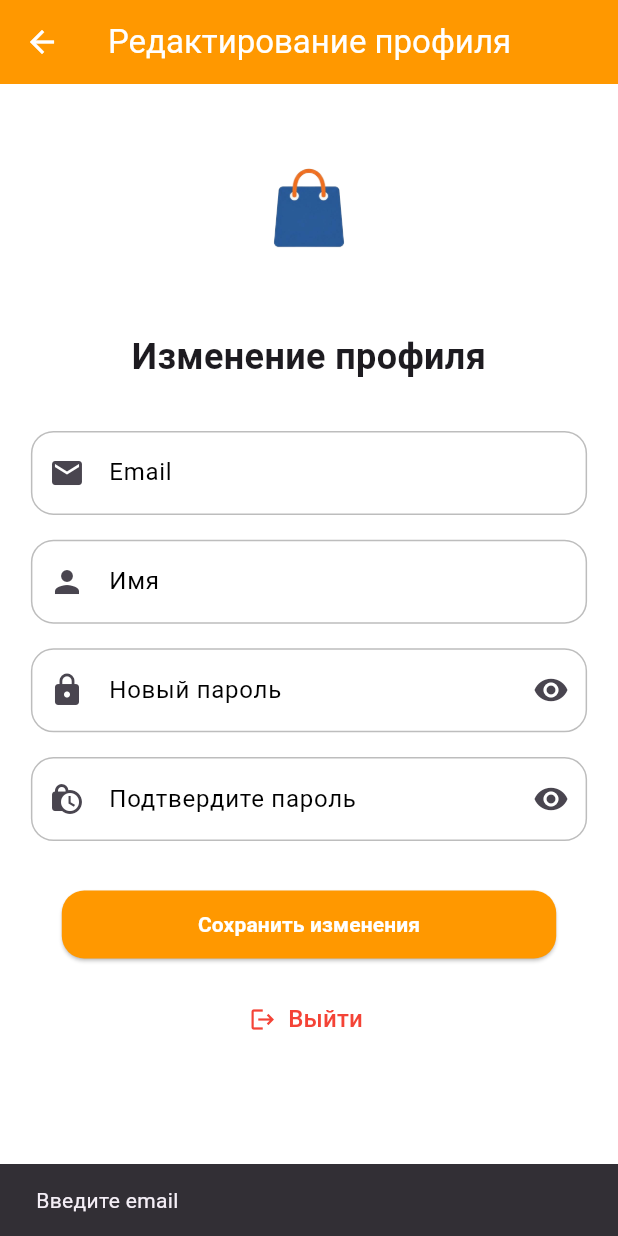
After one commit to CatShredia/ktits-repository, a Flutter app: the ProfileEdit screen opened by its route, after a tap on "Сохранить изменения", on a phone screen of 412 x 824 dp. The commit adds this screen. Run offline on Flutter 3.47's test engine with Material 3 defaults, Android fonts, the phone set to English and light mode, and no system bars; our stand-ins replace image_picker, salomon_bottom_bar, supabase_flutter; accounts and stored records are empty.

Commit message:
flutter test_application patch 7 profile_page integration

```diff
--- a/flutter_application_1/lib/database/models/user.dart
+++ b/flutter_application_1/lib/database/models/user.dart
@@ -20,7 +20,7 @@ class User {
       id: json['id'] as String,
       email: json['email'] as String,
       password: json['password'] as String?,
-      name: json['name'] as String?,
+      name: json['full_name'] as String?,
       avatarUrl: json['avatar'] as String?,
       createdAt: json['created_at'] != null
           ? DateTime.parse(json['created_at'] as String)
@@ -33,7 +33,7 @@ class User {
       'id': id,
       'email': email,
       'password': password,
-      'name': name,
+      'full_name': name,
       'avatar': avatarUrl,
       if (createdAt != null) 'created_at': createdAt!.toIso8601String(),
     };
--- a/flutter_application_1/lib/database/services/userservice.dart
+++ b/flutter_application_1/lib/database/services/userservice.dart
@@ -104,4 +104,35 @@ class UserService {
   Future<void> updateUserAvatar(String userId, String avatarUrl) async {
     await _client.from('users').update({'avatar': avatarUrl}).eq('id', userId);
   }
+
+  // Обновление профиля пользователя
+  Future<app_models.User?> updateUserProfile({
+    required String userId,
+    String? email,
+    String? password,
+    String? name,
+  }) async {
+    final Map<String, dynamic> updateData = {};
+    if (email != null) updateData['email'] = email;
+    if (password != null) updateData['password'] = password;
+    if (name != null) updateData['full_name'] = name;
+
+    if (updateData.isEmpty) return null;
+
+    final response = await _client
+        .from('users')
+        .update(updateData)
+        .eq('id', userId)
+        .select()
+        .single();
+
+    return app_models.User.fromJson(response);
+  }
+
+  // Обновление email в Supabase Auth
+  Future<void> updateUserEmail(String newEmail) async {
+    await _client.auth.updateUser(
+      supabase_flutter.UserAttributes(email: newEmail),
+    );
+  }
 }
--- a/flutter_application_1/lib/main.dart
+++ b/flutter_application_1/lib/main.dart
@@ -1,5 +1,6 @@
 // lib/main.dart
 import 'package:flutter/material.dart';
+import 'package:flutter_application_1/profile_edit.dart';
 import 'auth_page.dart';
 import 'register_page.dart';
 import 'forgot_password.dart';
@@ -42,6 +43,7 @@ class MyApp extends StatelessWidget {
         '/register': (context) => RegisterPage(),
         '/forgot-password': (context) => RecoveryPage(),
         '/home': (context) => const HomePage(),
+        '/profile-edit': (context) => const ProfileEdit(),
       },
     );
   }
--- a/flutter_application_1/lib/pages/profile_tab.dart
+++ b/flutter_application_1/lib/pages/profile_tab.dart
@@ -190,7 +190,7 @@ class _ProfileTabState extends State<ProfileTab> {
             SizedBox(height: MediaQuery.of(context).size.height * 0.01),
             InkWell(
               onTap: () {
-                // Редактирование профиля
+                Navigator.pushNamed(context, '/profile-edit');
               },
               child: const Text(
                 'Редактирование',
--- /dev/null
+++ b/flutter_application_1/lib/profile_edit.dart
@@ -0,0 +1,339 @@
+// lib/profile_edit.dart
+import 'package:flutter/material.dart';
+import 'database/services/userservice.dart';
+import 'database/models/user.dart';
+
+class ProfileEdit extends StatefulWidget {
+  const ProfileEdit({super.key});
+
+  @override
+  State<ProfileEdit> createState() => _ProfileEditState();
+}
+
+class _ProfileEditState extends State<ProfileEdit> {
+  final TextEditingController _emailController = TextEditingController();
+  final TextEditingController _passwordController = TextEditingController();
+  final TextEditingController _confirmController = TextEditingController();
+  final TextEditingController _full_nameController = TextEditingController();
+  final UserService _userService = UserService();
+
+  bool _isLoading = false;
+  bool _isDataLoading = true;
+  User? _currentUserProfile;
+  bool _showPasswordVisibility = false;
+  bool _showConfirmVisibility = false;
+
+  @override
+  void initState() {
+    super.initState();
+    _loadUserProfile();
+  }
+
+  Future<void> _loadUserProfile() async {
+    final authUser = _userService.getCurrentUser();
+    if (authUser == null) {
+      if (mounted) {
+        Navigator.pushNamedAndRemoveUntil(context, '/', (route) => false);
+      }
+      return;
+    }
+
+    try {
+      final profile = await _userService.getUserProfile(authUser.id);
+      if (mounted) {
+        setState(() {
+          _currentUserProfile = profile;
+          _emailController.text = profile?.email ?? authUser.email ?? '';
+          _full_nameController.text = profile?.name ?? '';
+          _isDataLoading = false;
+        });
+      }
+    } catch (e) {
+      if (mounted) {
+        setState(() => _isDataLoading = false);
+        _showMessage('Ошибка загрузки профиля: ${e.toString()}');
+      }
+    }
+  }
+
+  @override
+  void dispose() {
+    _emailController.dispose();
+    _passwordController.dispose();
+    _confirmController.dispose();
+    _full_nameController.dispose();
+    super.dispose();
+  }
+
+  Future<void> _showMessage(String message) async {
+    if (!mounted) return;
+    ScaffoldMessenger.of(
+      context,
+    ).showSnackBar(SnackBar(content: Text(message)));
+  }
+
+  Future<void> _updateProfile() async {
+    final email = _emailController.text.trim();
+    final password = _passwordController.text;
+    final confirm = _confirmController.text;
+    final name = _full_nameController.text.trim();
+
+    if (email.isEmpty) {
+      _showMessage('Введите email');
+      return;
+    }
+
+    if (password.isNotEmpty || confirm.isNotEmpty) {
+      if (password != confirm) {
+        _showMessage('Пароли не совпадают');
+        return;
+      }
+      if (password.length < 6) {
+        _showMessage('Пароль должен быть не менее 6 символов');
+        return;
+      }
+    }
+
+    setState(() => _isLoading = true);
+
+    try {
+      final authUser = _userService.getCurrentUser();
+      if (authUser == null) {
+        _showMessage('Пользователь не авторизован');
+        if (mounted) setState(() => _isLoading = false);
+        return;
+      }
+
+      if (email != authUser.email) {
+        await _userService.updateUserEmail(email);
+      }
+
+      final updatedProfile = await _userService.updateUserProfile(
+        userId: authUser.id,
+        email: email,
+        password: password.isNotEmpty ? password : null,
+        name: name.isNotEmpty ? name : null,
+      );
+
+      if (updatedProfile != null) {
+        setState(() {
+          _currentUserProfile = updatedProfile;
+        });
+        _showMessage('Профиль успешно обновлен');
+        if (mounted) {
+          Navigator.pop(context);
+        }
+      } else {
+        _showMessage('Нет данных для обновления');
+      }
+    } catch (e) {
+      _showMessage('Ошибка: ${e.toString()}');
+    } finally {
+      if (mounted) setState(() => _isLoading = false);
+    }
+  }
+
+  @override
+  Widget build(BuildContext context) {
+    if (_isDataLoading) {
+      return const Scaffold(body: Center(child: CircularProgressIndicator()));
+    }
+
+    return Scaffold(
+      backgroundColor: Colors.white,
+      appBar: AppBar(
+        title: const Text('Редактирование профиля'),
+        backgroundColor: Colors.orange,
+        foregroundColor: Colors.white,
+        leading: IconButton(
+          icon: const Icon(Icons.arrow_back),
+          onPressed: () => Navigator.pop(context),
+        ),
+      ),
+      body: SingleChildScrollView(
+        child: Center(
+          child: Column(
+            mainAxisAlignment: MainAxisAlignment.center,
+            children: [
+              Image.asset(
+                'assets/images/logo.png',
+                fit: BoxFit.contain,
+                height: MediaQuery.of(context).size.height * 0.2,
+                width: MediaQuery.of(context).size.width * 0.45,
+              ),
+              SizedBox(
+                width: MediaQuery.of(context).size.width * 0.9,
+                height: 50,
+                child: Text(
+                  "Изменение профиля",
+                  textAlign: TextAlign.center,
+                  style: TextStyle(fontSize: 24, fontWeight: FontWeight.bold),
+                ),
+              ),
+              SizedBox(height: MediaQuery.of(context).size.height * 0.02),
+              // Поле Email
+              SizedBox(
+                width: MediaQuery.of(context).size.width * 0.9,
+                child: TextField(
+                  controller: _emailController,
+                  keyboardType: TextInputType.emailAddress,
+                  cursorColor: Colors.black,
+                  style: TextStyle(color: Colors.orange),
+                  decoration: InputDecoration(
+                    labelStyle: TextStyle(color: Colors.black),
+                    prefixIcon: Icon(Icons.email),
+                    labelText: 'Email',
+                    hintText: 'Введите email',
+                    focusedBorder: OutlineInputBorder(
+                      borderRadius: BorderRadius.circular(15),
+                      borderSide: BorderSide(color: Colors.blue),
+                    ),
+                    enabledBorder: OutlineInputBorder(
+                      borderRadius: BorderRadius.circular(15),
+                      borderSide: BorderSide(color: Colors.black26),
+                    ),
+                  ),
+                ),
+              ),
+              SizedBox(height: MediaQuery.of(context).size.height * 0.02),
+              SizedBox(
+                width: MediaQuery.of(context).size.width * 0.9,
+                child: TextField(
+                  controller: _full_nameController,
+                  keyboardType: TextInputType.text,
+                  cursorColor: Colors.black,
+                  style: TextStyle(color: Colors.orange),
+                  decoration: InputDecoration(
+                    labelStyle: TextStyle(color: Colors.black),
+                    prefixIcon: Icon(Icons.person),
+                    labelText: 'Имя',
+                    hintText: 'Введите имя',
+                    focusedBorder: OutlineInputBorder(
+                      borderRadius: BorderRadius.circular(15),
+                      borderSide: BorderSide(color: Colors.blue),
+                    ),
+                    enabledBorder: OutlineInputBorder(
+                      borderRadius: BorderRadius.circular(15),
+                      borderSide: BorderSide(color: Colors.black26),
+                    ),
+                  ),
+                ),
+              ),
+              SizedBox(height: MediaQuery.of(context).size.height * 0.02),
+              SizedBox(
+                width: MediaQuery.of(context).size.width * 0.9,
+                child: TextField(
+                  controller: _passwordController,
+                  obscureText: !_showPasswordVisibility,
+                  cursorColor: Colors.black,
+                  decoration: InputDecoration(
+                    labelStyle: TextStyle(color: Colors.black),
+                    labelText: 'Новый пароль',
+                    hintText: 'Введите новый пароль',
+                    prefixIcon: Icon(Icons.lock),
+                    suffixIcon: IconButton(
+                      onPressed: () {
+                        setState(() {
+                          _showPasswordVisibility = !_showPasswordVisibility;
+                        });
+                      },
+                      icon: Icon(
+                        _showPasswordVisibility
+                            ? Icons.visibility_off
+                            : Icons.visibility,
+                      ),
+                    ),
+                    focusedBorder: OutlineInputBorder(
+                      borderRadius: BorderRadius.circular(15),
+                      borderSide: BorderSide(color: Colors.blue),
+                    ),
+                    enabledBorder: OutlineInputBorder(
+                      borderRadius: BorderRadius.circular(15),
+                      borderSide: BorderSide(color: Colors.black26),
+                    ),
+                  ),
+                ),
+              ),
+              SizedBox(height: MediaQuery.of(context).size.height * 0.02),
+              SizedBox(
+                width: MediaQuery.of(context).size.width * 0.9,
+                child: TextField(
+                  controller: _confirmController,
+                  obscureText: !_showConfirmVisibility,
+                  cursorColor: Colors.black,
+                  decoration: InputDecoration(
+                    labelStyle: TextStyle(color: Colors.black),
+                    labelText: 'Подтвердите пароль',
+                    hintText: 'Повторите пароль',
+                    prefixIcon: Icon(Icons.lock_clock),
+                    suffixIcon: IconButton(
+                      onPressed: () {
+                        setState(() {
+                          _showConfirmVisibility = !_showConfirmVisibility;
+                        });
+                      },
+                      icon: Icon(
+                        _showConfirmVisibility
+                            ? Icons.visibility_off
+                            : Icons.visibility,
+                      ),
+                    ),
+                    focusedBorder: OutlineInputBorder(
+                      borderRadius: BorderRadius.circular(15),
+                      borderSide: BorderSide(color: Colors.blue),
+                    ),
+                    enabledBorder: OutlineInputBorder(
+                      borderRadius: BorderRadius.circular(15),
+                      borderSide: BorderSide(color: Colors.black26),
+                    ),
+                  ),
+                ),
+              ),
+              SizedBox(height: MediaQuery.of(context).size.height * 0.04),
+              SizedBox(
+                height: MediaQuery.of(context).size.height * 0.055,
+                width: MediaQuery.of(context).size.width * 0.8,
+                child: ElevatedButton(
+                  style: ButtonStyle(
+                    shape: WidgetStatePropertyAll(
+                      RoundedRectangleBorder(
+                        borderRadius: BorderRadius.circular(15),
+                      ),
+                    ),
+                    backgroundColor: WidgetStatePropertyAll(Colors.orange),
+                  ),
+                  onPressed: _isLoading ? null : _updateProfile,
+                  child: Text(
+                    _isLoading ? 'Сохранение...' : 'Сохранить изменения',
+                    style: TextStyle(
+                      color: Colors.white,
+                      fontWeight: FontWeight.bold,
+                    ),
+                  ),
+                ),
+              ),
+              SizedBox(height: MediaQuery.of(context).size.height * 0.02),
+              TextButton.icon(
+                onPressed: () async {
+                  await _userService.signOut();
+                  if (mounted) {
+                    Navigator.pushNamedAndRemoveUntil(
+                      context,
+                      '/',
+                      (route) => false,
+                    );
+                  }
+                },
+                icon: Icon(Icons.logout, color: Colors.red),
+                label: Text(
+                  'Выйти',
+                  style: TextStyle(color: Colors.red, fontSize: 16),
+                ),
+              ),
+            ],
+          ),
+        ),
+      ),
+    );
+  }
+}
--- a/flutter_application_1/lib/register_page.dart
+++ b/flutter_application_1/lib/register_page.dart
@@ -179,7 +179,7 @@ class _RegisterPageState extends State<RegisterPage> {
                 ),
                 onPressed: _isLoading ? null : _register,
                 child: Text(
-                  _isLoading ? 'Подождите...' : 'Зарегистрироваться',
+                  _isLoading ? 'Подождите...' : 'Изменить данные',
                   style: TextStyle(
                     color: Colors.white,
                     fontWeight: FontWeight.bold,
```
